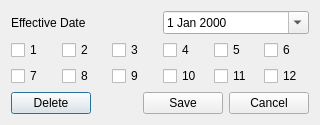
The window that itemdualphasenewview.ui (xlongfeng/agreement) describes before a commit, drawn with Qt 5.
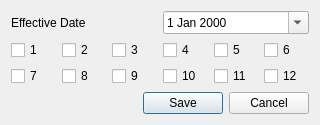
The same window after the commit.

Diff of the .ui file:
```diff
--- a/itemdualphasenewview.ui
+++ b/itemdualphasenewview.ui
@@ -125,13 +125,6 @@
    </item>
    <item>
     <layout class="QHBoxLayout" name="horizontalLayout_3">
-     <item>
-      <widget class="QPushButton" name="deletePushButton">
-       <property name="text">
-        <string>Delete</string>
-       </property>
-      </widget>
-     </item>
      <item>
       <spacer name="horizontalSpacer_2">
        <property name="orientation">
```
